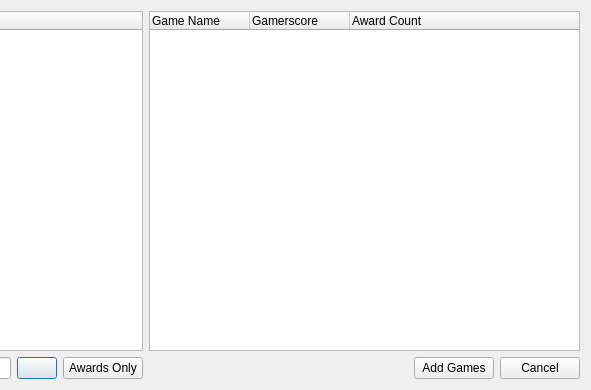
hetelek/Velocity, file Velocity/gameadderdialog.ui: the form before one commit; both pictures show x 448 to 1039 and y 0 to 390 of the 1039 by 390 pixel window.
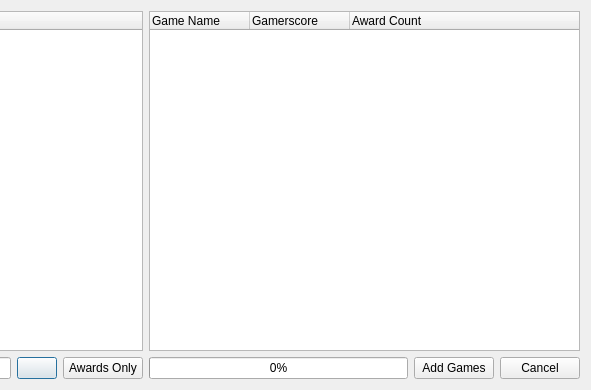
The form after the commit. Icons and pictures are not drawn.

Commit message: now works if one failed to download, added progress bar

Patch:
```diff
--- a/Velocity/gameadderdialog.ui
+++ b/Velocity/gameadderdialog.ui
@@ -256,17 +256,17 @@
        <item>
         <layout class="QHBoxLayout" name="horizontalLayout_2">
          <item>
-          <spacer name="horizontalSpacer">
-           <property name="orientation">
-            <enum>Qt::Horizontal</enum>
+          <widget class="QProgressBar" name="progressBar">
+           <property name="value">
+            <number>0</number>
            </property>
-           <property name="sizeHint" stdset="0">
-            <size>
-             <width>40</width>
-             <height>20</height>
-            </size>
+           <property name="textVisible">
+            <bool>true</bool>
            </property>
-          </spacer>
+           <property name="invertedAppearance">
+            <bool>false</bool>
+           </property>
+          </widget>
          </item>
          <item>
           <widget class="QPushButton" name="pushButton_2">
```
The commit also changes 2 other files.
